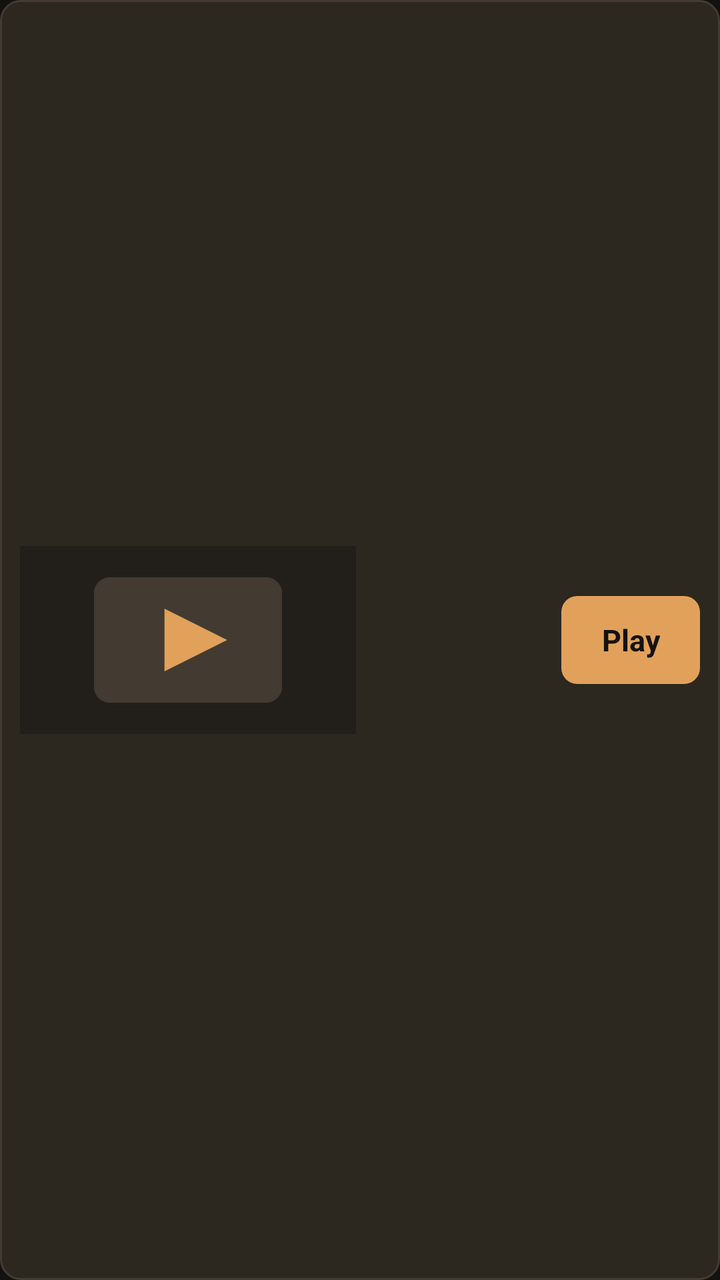
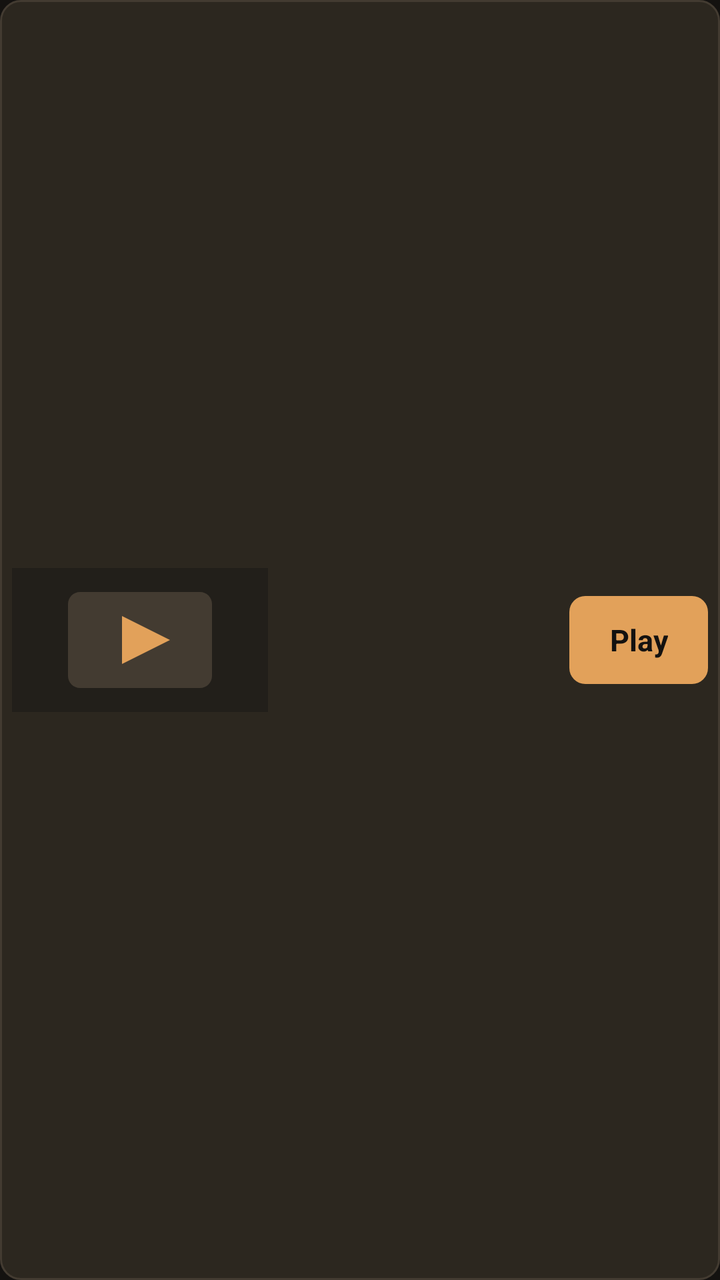

Before-and-after screenshots of an Android layout around one commit, followed by the original layout XML and the change that was made.
<!-- AndroidManifest.xml: application theme Theme.OlympusIptv -->
<!-- res/layout/item_fresh_episode.xml -->
<?xml version="1.0" encoding="utf-8"?>
<LinearLayout xmlns:android="http://schemas.android.com/apk/res/android"
    android:layout_width="match_parent"
    android:layout_height="wrap_content"
    android:layout_marginBottom="8dp"
    android:background="@drawable/bg_fresh_focusable"
    android:clickable="true"
    android:focusable="true"
    android:focusableInTouchMode="true"
    android:gravity="center_vertical"
    android:orientation="horizontal"
    android:padding="10dp">

    <ImageView
        android:id="@+id/episodeArt"
        android:layout_width="168dp"
        android:layout_height="94dp"
        android:background="@color/bg_elevated"
        android:contentDescription="@null"
        android:scaleType="fitCenter"
        android:src="@drawable/ic_channel_placeholder" />

    <LinearLayout
        android:layout_width="0dp"
        android:layout_height="wrap_content"
        android:layout_marginStart="14dp"
        android:layout_weight="1"
        android:orientation="vertical">

        <TextView
            android:id="@+id/episodeTitle"
            android:layout_width="match_parent"
            android:layout_height="wrap_content"
            android:ellipsize="end"
            android:maxLines="2"
            android:textColor="@color/text_primary"
            android:textSize="18sp"
            android:textStyle="bold" />

        <TextView
            android:id="@+id/episodeMeta"
            android:layout_width="match_parent"
            android:layout_height="wrap_content"
            android:layout_marginTop="2dp"
            android:ellipsize="end"
            android:maxLines="1"
            android:textColor="@color/text_secondary"
            android:textSize="13sp"
            android:visibility="gone" />

        <TextView
            android:id="@+id/episodePlot"
            android:layout_width="match_parent"
            android:layout_height="wrap_content"
            android:layout_marginTop="4dp"
            android:ellipsize="end"
            android:maxLines="3"
            android:textColor="@color/text_secondary"
            android:textSize="14sp"
            android:visibility="gone" />
    </LinearLayout>

    <TextView
        android:id="@+id/episodePlay"
        android:layout_width="wrap_content"
        android:layout_height="44dp"
        android:layout_marginStart="12dp"
        android:background="@drawable/bg_button"
        android:clickable="true"
        android:focusable="false"
        android:gravity="center"
        android:paddingHorizontal="20dp"
        android:text="@string/fresh_play"
        android:textColor="@color/bg"
        android:textSize="15sp"
        android:textStyle="bold" />
</LinearLayout>
<!-- resources referenced by this layout -->
<resources>
  <color name="bg">#141210</color>
  <color name="bg_elevated">#221F1A</color>
  <color name="text_primary">#F6F1E7</color>
  <color name="text_secondary">#C9BBA8</color>
  <!-- drawable bg_button (drawable) -->
  <?xml version="1.0" encoding="utf-8"?>
  <selector xmlns:android="http://schemas.android.com/apk/res/android">
      <item android:state_focused="true">
          <shape>
              <solid android:color="@color/focus" />
              <corners android:radius="8dp" />
          </shape>
      </item>
      <item android:state_pressed="true">
          <shape>
              <solid android:color="@color/accent_dim" />
              <corners android:radius="8dp" />
          </shape>
      </item>
      <item>
          <shape>
              <solid android:color="@color/accent" />
              <corners android:radius="8dp" />
          </shape>
      </item>
  </selector>
  <!-- drawable bg_fresh_focusable (drawable) -->
  <?xml version="1.0" encoding="utf-8"?>
  <selector xmlns:android="http://schemas.android.com/apk/res/android">
      <item android:state_focused="true">
          <shape>
              <solid android:color="@color/bg_elevated" />
              <corners android:radius="10dp" />
              <stroke
                  android:width="3dp"
                  android:color="@color/focus" />
          </shape>
      </item>
      <item android:state_selected="true">
          <shape>
              <solid android:color="@color/accent_dim" />
              <corners android:radius="10dp" />
              <stroke
                  android:width="2dp"
                  android:color="@color/accent" />
          </shape>
      </item>
      <item>
          <shape>
              <solid android:color="@color/bg_panel" />
              <corners android:radius="10dp" />
              <stroke
                  android:width="1dp"
                  android:color="@color/stroke" />
          </shape>
      </item>
  </selector>
  <!-- drawable ic_channel_placeholder (drawable) -->
  <?xml version="1.0" encoding="utf-8"?>
  <vector xmlns:android="http://schemas.android.com/apk/res/android"
      android:width="48dp"
      android:height="48dp"
      android:viewportWidth="48"
      android:viewportHeight="48">
      <path
          android:fillColor="#433B31"
          android:pathData="M4,8h40c2.2,0 4,1.8 4,4v24c0,2.2 -1.8,4 -4,4h-40c-2.2,0 -4,-1.8 -4,-4v-24c0,-2.2 1.8,-4 4,-4z" />
      <path
          android:fillColor="#E2A15A"
          android:pathData="M18,16l16,8 -16,8z" />
  </vector>
  <string name="fresh_play">Play</string>
  <style name="Theme.OlympusIptv" parent="Theme.AppCompat.NoActionBar">
          <item name="android:windowBackground">@color/bg</item>
          <item name="android:colorBackground">@color/bg</item>
          <item name="android:textColorPrimary">@color/text_primary</item>
          <item name="android:textColorSecondary">@color/text_secondary</item>
          <item name="colorPrimary">@color/accent</item>
          <item name="colorAccent">@color/accent</item>
          <item name="android:statusBarColor">@color/bg</item>
          <item name="android:navigationBarColor">@color/bg</item>
          <item name="android:windowFullscreen">true</item>
      </style>
  <color name="focus">#F0C48A</color>
  <color name="accent_dim">#B07A38</color>
  <color name="accent">#E2A15A</color>
  <color name="bg_panel">#2C271F</color>
  <color name="stroke">#433B31</color>
</resources>

<!-- the commit's change to res/layout/item_fresh_episode.xml (unified diff, before → after) -->
@@ -2,19 +2,19 @@
 <LinearLayout xmlns:android="http://schemas.android.com/apk/res/android"
     android:layout_width="match_parent"
     android:layout_height="wrap_content"
-    android:layout_marginBottom="8dp"
+    android:layout_marginBottom="4dp"
     android:background="@drawable/bg_fresh_focusable"
     android:clickable="true"
     android:focusable="true"
     android:focusableInTouchMode="true"
     android:gravity="center_vertical"
     android:orientation="horizontal"
-    android:padding="10dp">
+    android:padding="6dp">
 
     <ImageView
         android:id="@+id/episodeArt"
-        android:layout_width="168dp"
-        android:layout_height="94dp"
+        android:layout_width="128dp"
+        android:layout_height="72dp"
         android:background="@color/bg_elevated"
         android:contentDescription="@null"
         android:scaleType="fitCenter"
@@ -54,7 +54,7 @@
             android:layout_height="wrap_content"
             android:layout_marginTop="4dp"
             android:ellipsize="end"
-            android:maxLines="3"
+            android:maxLines="2"
             android:textColor="@color/text_secondary"
             android:textSize="14sp"
             android:visibility="gone" />
